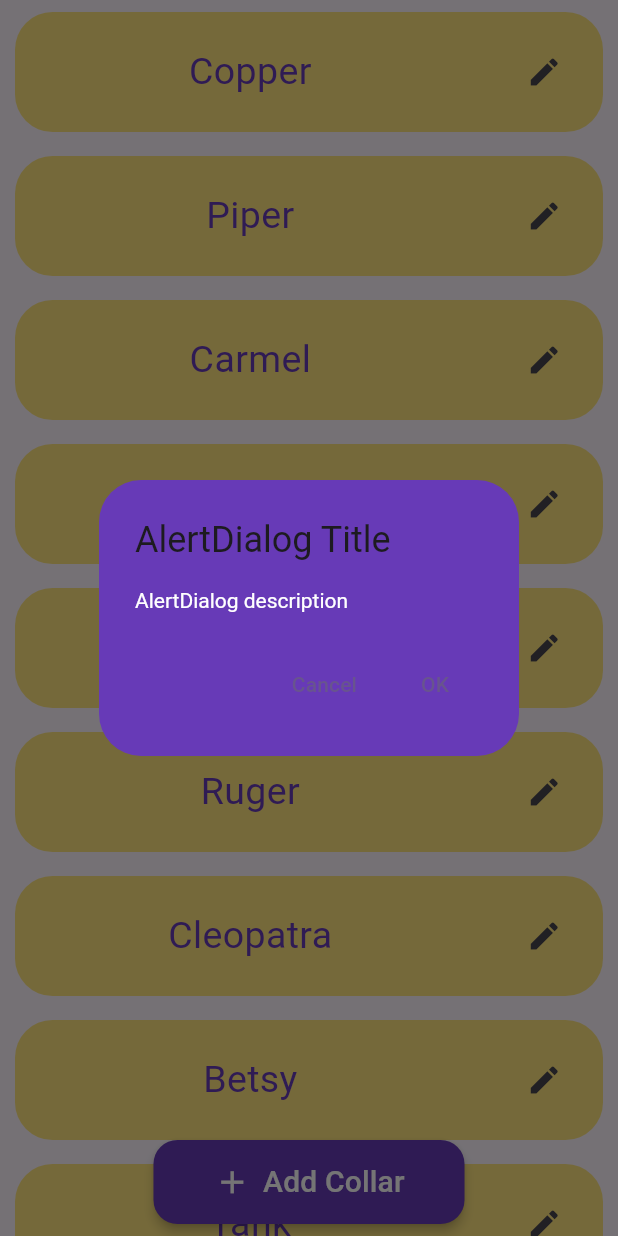
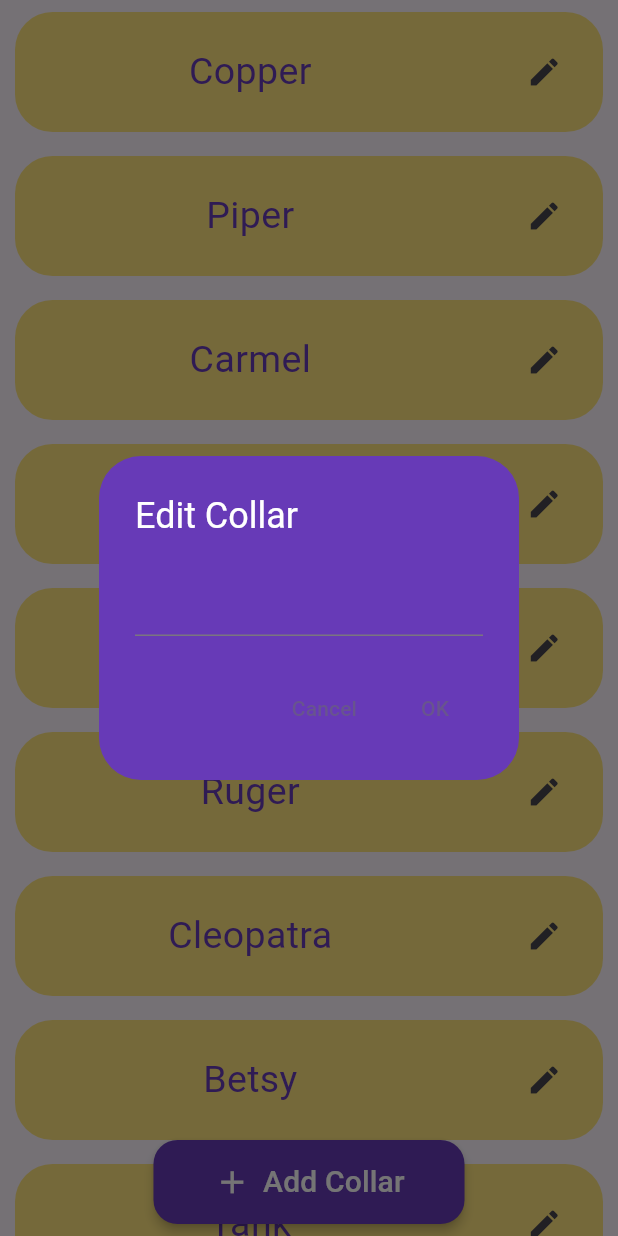
Before and after one commit to tallonch/Dog-Collar-Project, a Flutter app: the Collar_Management screen opened directly, after a tap on the "edit" icon, on a phone screen of 412 x 824 dp. Run offline on Flutter 3.47's test engine with Material 3 defaults, Android fonts, the light colour scheme and no system bars; our stand-ins replace google_maps_flutter.

Commit message:
Git Pull made and updated branch merged

```diff
--- a/lib/templates/collar_list_item.dart
+++ b/lib/templates/collar_list_item.dart
@@ -61,10 +61,17 @@ class CollarListitem extends StatelessWidget {
   Future openDialog(BuildContext context) => showDialog(
       context: context,
       builder: (BuildContext context) => AlertDialog(
-        title: const Text('AlertDialog Title'),
-        content: const Text('AlertDialog description'),
+        title: const Text('Edit Collar', style: TextStyle(color: Colors.white),),
+        content: TextField(
+          decoration: InputDecoration(
+            border: UnderlineInputBorder(),
+          ),
+          style: TextStyle(color: Colors.white),
+
+        ),
         backgroundColor: Colors.deepPurple,
-        contentTextStyle: TextStyle(color: Colors.white),
+        contentTextStyle: const TextStyle(color: Colors.white),
+
         actions: <Widget>[
           TextButton(
             onPressed: () => Navigator.pop(context, 'Cancel'),
```
Also changed, not shown: pubspec.lock.
